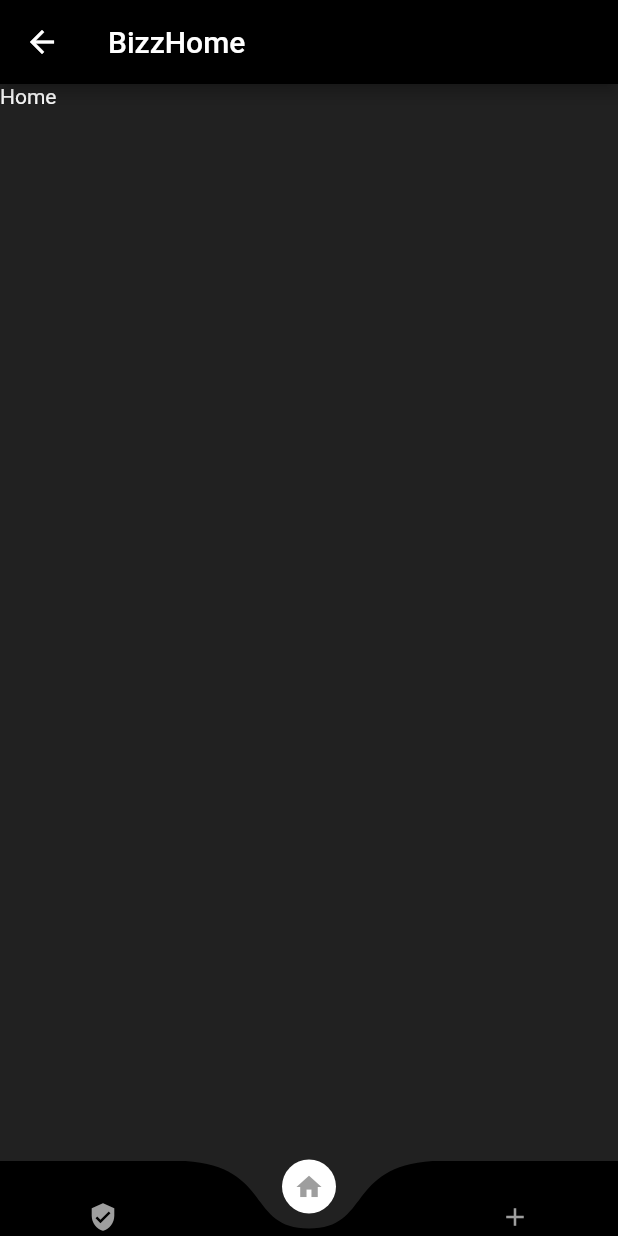
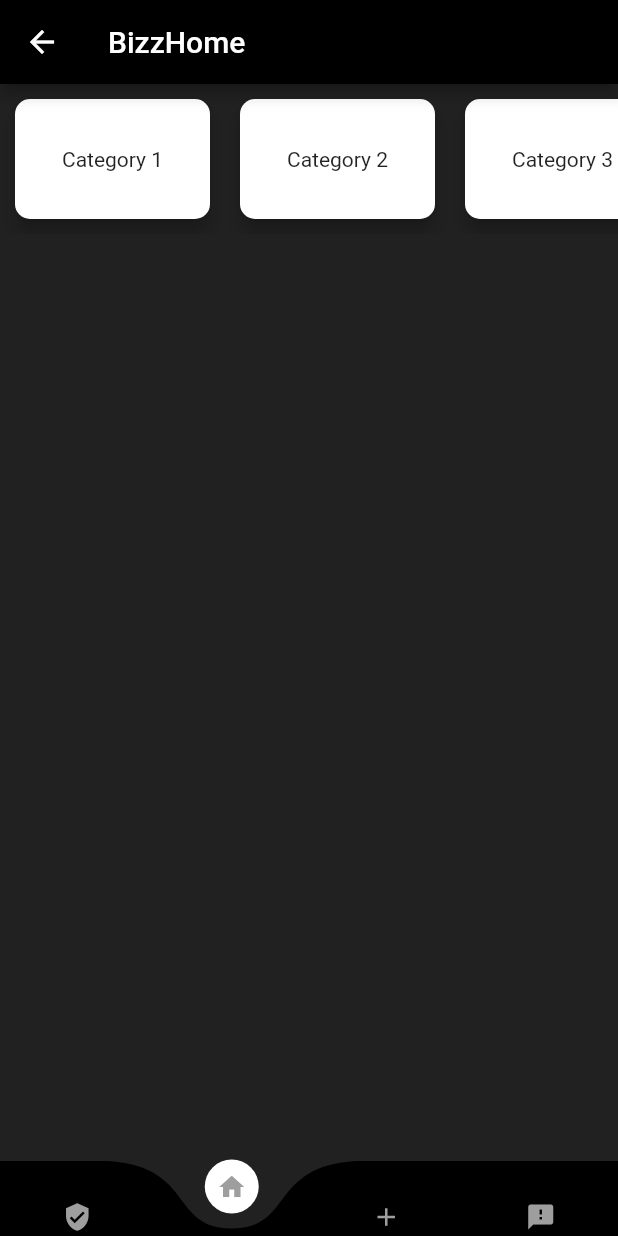
Before and after one commit to Jazz-hash/Google-Solution-Challenge, a Flutter app: the Dashboard screen opened directly, item 2 of the bottom bar chosen, on a phone screen of 412 x 824 dp. Run offline on Flutter 3.47's test engine with Material 2 defaults, Android fonts, the phone set to English and light mode, and no system bars; drawn by our look-alikes of curved_navigation_bar.

Commit message:
Added Category & Task models | Added Catergory & Task Tiles

```diff
--- /dev/null
+++ b/lib/models/Category.dart
@@ -0,0 +1,31 @@
+class Category {
+  final int id;
+  final String title;
+
+  Category({this.id, this.title});
+
+  static List<Category> fetchAll() {
+    return [
+      Category(
+        id: 1,
+        title: "Category 1",
+      ),
+      Category(
+        id: 1,
+        title: "Category 2",
+      ),
+      Category(
+        id: 1,
+        title: "Category 3",
+      ),
+      Category(
+        id: 1,
+        title: "Category 4",
+      ),
+      Category(
+        id: 1,
+        title: "Category 5",
+      ),
+    ];
+  }
+}
--- a/lib/screens/home.dart
+++ b/lib/screens/home.dart
@@ -1,14 +1,39 @@
+import 'package:bizzhome/models/Category.dart';
+import 'package:bizzhome/widgets/categoryCard.dart';
 import 'package:flutter/material.dart';
 
 class Home extends StatelessWidget {
+  final categories = Category.fetchAll();
+
   @override
   Widget build(BuildContext context) {
+    return Column(
+      children: [
+        Container(
+          // constraints: BoxConstraints.expand(),
+          height: 100,
+          child: ListView.builder(
+            scrollDirection: Axis.horizontal,
+            itemCount: categories.length,
+            itemBuilder: (context, index) =>
+                _itemBuilder(context, categories[index]),
+          ),
+        )
+      ],
+    );
+  }
+
+  Widget _itemBuilder(BuildContext context, category) {
     return Container(
-      constraints: BoxConstraints.expand(),
-      child: Text(
-        "Home",
-        style: TextStyle(
-          color: Colors.white,
+      child: GestureDetector(
+        onTap: () {},
+        child: Container(
+          height: 245.0,
+          child: Stack(
+            children: [
+              CategoryCard(category.title),
+            ],
+          ),
         ),
       ),
     );
--- /dev/null
+++ b/lib/widgets/categoryCard.dart
@@ -0,0 +1,25 @@
+import 'package:flutter/material.dart';
+
+class CategoryCard extends StatelessWidget {
+  final String title;
+
+  CategoryCard(this.title);
+
+  @override
+  Widget build(BuildContext context) {
+    return Container(
+      height: 100,
+      width: 150,
+      child: Card(
+        semanticContainer: true,
+        clipBehavior: Clip.antiAliasWithSaveLayer,
+        child: Center(child: Text(title)),
+        shape: RoundedRectangleBorder(
+          borderRadius: BorderRadius.circular(10.0),
+        ),
+        elevation: 5,
+        margin: EdgeInsets.all(10),
+      ),
+    );
+  }
+}
--- a/lib/widgets/navigator.dart
+++ b/lib/widgets/navigator.dart
@@ -1,4 +1,5 @@
 import 'package:bizzhome/screens/home.dart';
+import 'package:bizzhome/screens/newsfeed.dart';
 import 'package:bizzhome/screens/notifications.dart';
 import 'package:bizzhome/screens/profile.dart';
 import 'package:curved_navigation_bar/curved_navigation_bar.dart';
@@ -17,6 +18,7 @@
     Profile(),
     Home(),
     Notifications(),
+    NewsFeed()
   ];
 
   int _currentIndex = 0;
@@ -52,6 +54,7 @@
             Icon(Icons.verified_user, size: 20, color: Colors.grey),
             Icon(Icons.home, size: 20, color: Colors.grey),
             Icon(Icons.add, size: 20, color: Colors.grey),
+            Icon(Icons.feedback, size: 20, color: Colors.grey),
           ],
           onTap: (index) {
             setState(() {
```
Also changed, not shown: lib/models/Task.dart (added, +59 -0 lines), lib/screens/newsfeed.dart (added, +33 -0 lines), lib/widgets/imageBanner.dart (added, +20 -0 lines), lib/widgets/taskTile.dart (added, +46 -0 lines), lib/widgets/tileOverlay.dart (added, +25 -0 lines).
